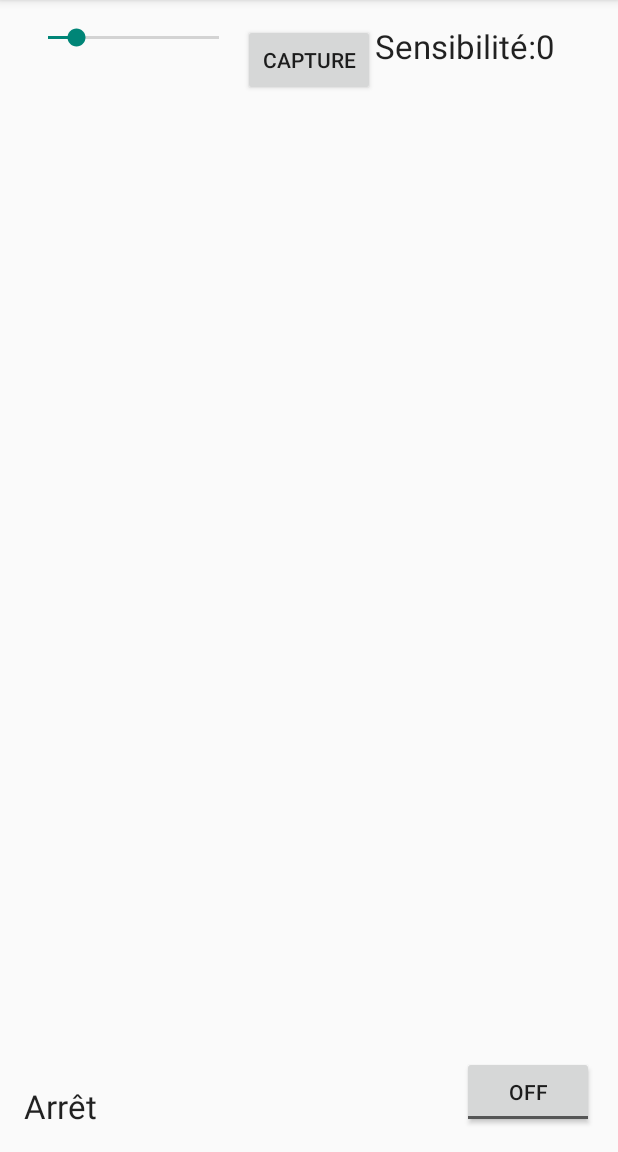
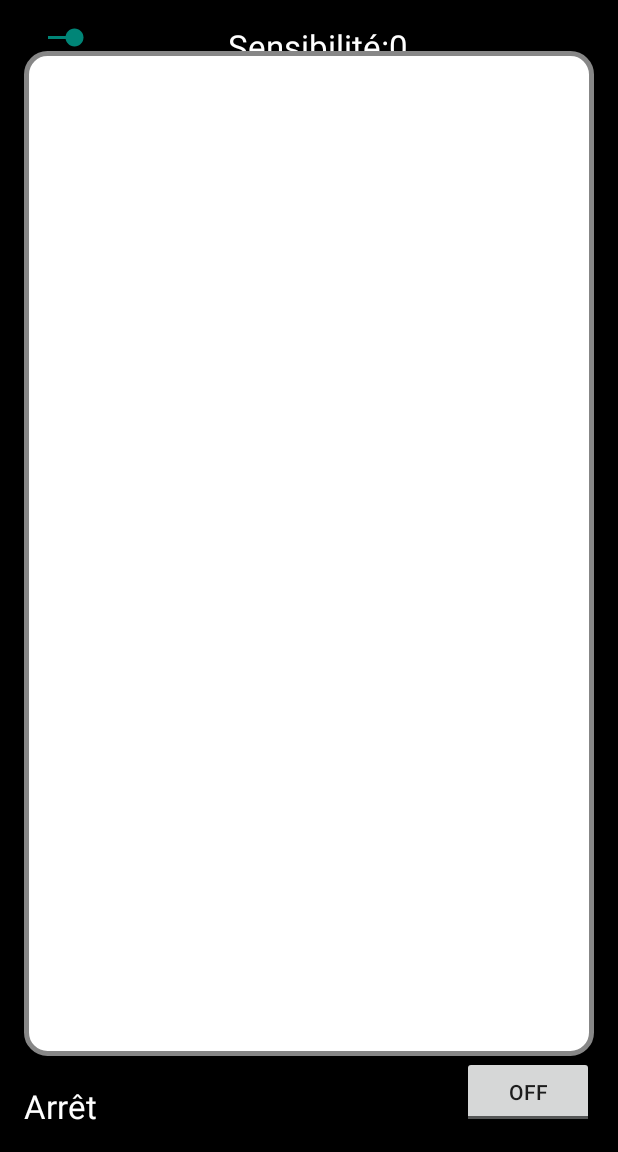
Before and after one commit to Late-Night-Coders/ReMoss, an Android app: the screen it shows after launch (MainActivity), on a phone screen of 412 x 824 dp, the part 84-1236 px from its top. Run offline under Robolectric (Android 15) with nearby library versions, the phone set to English and light mode, and no system bars.

Commit message:
Commit visuel

```diff
--- a/app/src/main/java/stevenseesall/com/camera/ThreadCamera.java
+++ b/app/src/main/java/stevenseesall/com/camera/ThreadCamera.java
@@ -36,8 +36,8 @@ public class ThreadCamera extends Thread {
     private SurfaceHolder mHolder;
     boolean Libre = true;
     int[] mImageAvant;
-    int mSkippedFrameHorizontal = 4;
-    int mSkippedFrameVertical = 4;
+    int mSkippedFrameHorizontal = 2;
+    int mSkippedFrameVertical = 2;
     TextView mTextView;
     TextView mMouvementTextView;
     Boolean mMouvement = false;
@@ -244,17 +244,17 @@ public class ThreadCamera extends Thread {
                     int gOld = (mImageAvant[x] & 0x0000ff00) >> 8;
                     int bOld = mImageAvant[x] & 0x0000ff;
 
-                    if(rActual <= rOld -25 || rActual >= rOld + 25)
+                    if(rActual <= rOld -15 || rActual >= rOld + 15)
                     {
                         diff++;
                     }
                     else {
-                        if (gActual <= gOld -25 || gActual >= gOld + 25) {
+                        if (gActual <= gOld -15 || gActual >= gOld + 15) {
                             diff++;
                         }
                         else
                         {
-                            if (bActual <= bOld -25 || bActual >= bOld + 25) {
+                            if (bActual <= bOld -15 || bActual >= bOld + 15) {
                                 diff++;
                             }
                         }
--- /dev/null
+++ b/app/src/main/res/drawable/buttonshape.xml
@@ -0,0 +1,23 @@
+<?xml version="1.0" encoding="utf-8"?>
+<shape xmlns:android="http://schemas.android.com/apk/res/android" android:shape="rectangle" >
+    <corners
+        android:radius="14dp"
+        />
+    <solid
+        android:color="#FFFFFF"
+        />
+    <padding
+        android:left="0dp"
+        android:top="0dp"
+        android:right="0dp"
+        android:bottom="0dp"
+        />
+    <size
+        android:width="270dp"
+        android:height="60dp"
+        />
+    <stroke
+        android:width="3dp"
+        android:color="#878787"
+        />
+</shape>
--- a/app/src/main/res/layout/activity_main.xml
+++ b/app/src/main/res/layout/activity_main.xml
@@ -3,7 +3,8 @@
     android:layout_height="match_parent" android:paddingLeft="@dimen/activity_horizontal_margin"
     android:paddingRight="@dimen/activity_horizontal_margin"
     android:paddingTop="@dimen/activity_vertical_margin"
-    android:paddingBottom="@dimen/activity_vertical_margin" tools:context=".MainActivity">
+    android:paddingBottom="@dimen/activity_vertical_margin" tools:context=".MainActivity"
+    android:background="#ff000000">
 
     <FrameLayout
         android:id="@+id/camera_preview"
@@ -12,12 +13,16 @@
         android:layout_weight="1"
         android:layout_alignParentLeft="true"
         android:layout_alignParentStart="true"
-        android:layout_toStartOf="@+id/button_capture"
         android:layout_alignParentRight="true"
         android:layout_alignParentEnd="true"
-        android:layout_below="@+id/button_capture"
-        android:layout_above="@+id/toggleButton">
+        android:layout_above="@+id/toggleButton"
+        android:layout_below="@+id/seekBar"
 
+        android:background="@drawable/buttonshape"
+        android:shadowColor="#030303"
+        android:shadowDx="0"
+        android:shadowDy="0"
+        android:shadowRadius="5">
     </FrameLayout>
 
 
@@ -30,16 +35,8 @@
         android:layout_gravity="center_horizontal|bottom"
         android:layout_alignParentBottom="true"
         android:layout_alignParentLeft="true"
-        android:layout_alignParentStart="true" />
-
-    <Button
-        android:id="@+id/button_capture"
-        android:text="Capture"
-        android:layout_width="wrap_content"
-        android:layout_height="wrap_content"
-        android:layout_gravity="center"
-        android:layout_alignTop="@+id/seekBar"
-        android:layout_centerHorizontal="true" />
+        android:layout_alignParentStart="true"
+        android:textColor="#ffffffff"/>
 
     <SeekBar
         android:layout_width="wrap_content"
@@ -48,10 +45,11 @@
         android:layout_alignParentTop="true"
         android:layout_alignParentLeft="true"
         android:layout_alignParentStart="true"
-        android:layout_toStartOf="@+id/button_capture"
         android:max="6"
         android:progress="1"
-        android:indeterminate="false" />
+        android:indeterminate="false"
+        android:layout_toLeftOf="@+id/textView2"
+        android:layout_toStartOf="@+id/textView2" />
 
     <TextView
         android:layout_width="wrap_content"
@@ -59,12 +57,12 @@
         android:textAppearance="?android:attr/textAppearanceLarge"
         android:text="0"
         android:id="@+id/textView"
-        android:layout_above="@+id/relativeLayout"
-        android:layout_alignRight="@+id/relativeLayout"
-        android:layout_alignEnd="@+id/relativeLayout"
         android:layout_alignParentTop="true"
         android:layout_toRightOf="@+id/textView2"
-        android:layout_toEndOf="@+id/textView2" />
+        android:layout_above="@+id/camera_preview"
+        android:layout_alignParentRight="true"
+        android:layout_alignParentEnd="true"
+        android:textColor="#ffffffff"/>
 
     <TextView
         android:layout_width="wrap_content"
@@ -72,10 +70,10 @@
         android:textAppearance="?android:attr/textAppearanceLarge"
         android:text="Sensibilité:"
         android:id="@+id/textView2"
-        android:layout_toRightOf="@+id/button_capture"
-        android:layout_toEndOf="@+id/button_capture"
         android:layout_alignParentTop="true"
-        android:layout_above="@+id/relativeLayout" />
+        android:layout_above="@+id/camera_preview"
+        android:layout_centerHorizontal="true"
+        android:textColor="#ffffffff"/>
 
     <ToggleButton
         android:layout_width="wrap_content"
@@ -84,6 +82,7 @@
         android:layout_alignParentBottom="true"
         android:layout_alignParentRight="true"
         android:layout_alignParentEnd="true"
-        android:checked="false"/>
+        android:checked="false"
+        />
 
 </RelativeLayout>
```
